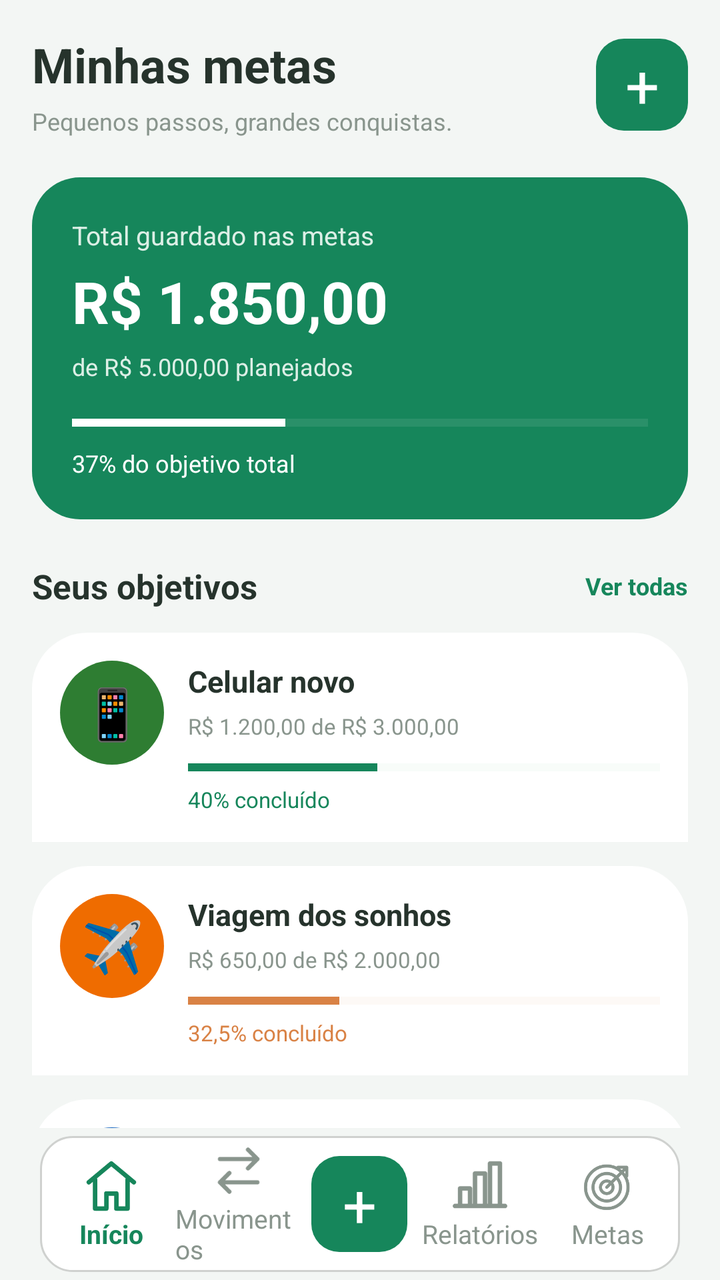
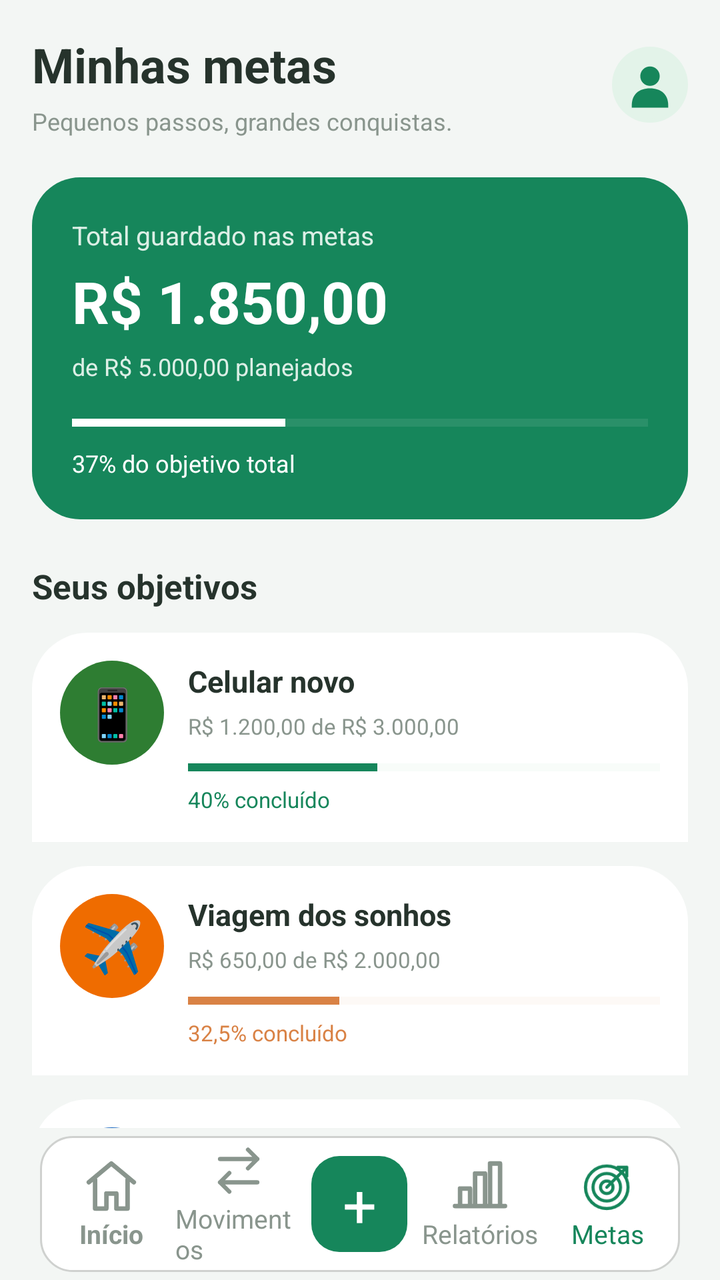

Compare the two renders of this Android layout. The source of the first and the diff that turns it into the second are given below.
<!-- AndroidManifest.xml: application theme Theme.Koin -->
<!-- res/layout/activity_meta.xml -->
<?xml version="1.0" encoding="utf-8"?>
<LinearLayout
    xmlns:android="http://schemas.android.com/apk/res/android"
    android:id="@+id/main"
    android:layout_width="match_parent"
    android:layout_height="match_parent"
    android:orientation="vertical"
    android:background="#F3F6F4"
    android:fitsSystemWindows="true">

    <ScrollView
        android:layout_width="match_parent"
        android:layout_height="0dp"
        android:layout_weight="1"
        android:fillViewport="true"
        android:scrollbars="none">

        <LinearLayout
            android:layout_width="match_parent"
            android:layout_height="wrap_content"
            android:orientation="vertical"
            android:padding="16dp">

            <LinearLayout
                android:layout_width="match_parent"
                android:layout_height="wrap_content"
                android:gravity="center_vertical"
                android:orientation="horizontal">

                <LinearLayout
                    android:layout_width="0dp"
                    android:layout_height="wrap_content"
                    android:layout_weight="1"
                    android:orientation="vertical">

                    <TextView
                        android:layout_width="wrap_content"
                        android:layout_height="wrap_content"
                        android:text="Minhas metas"
                        android:textColor="#26332C"
                        android:textSize="24sp"
                        android:textStyle="bold" />

                    <TextView
                        android:layout_width="wrap_content"
                        android:layout_height="wrap_content"
                        android:layout_marginTop="4dp"
                        android:text="Pequenos passos, grandes conquistas."
                        android:textColor="#89958D"
                        android:textSize="12sp" />

                </LinearLayout>

                <TextView
                    android:id="@+id/btnNovaMeta"
                    android:layout_width="46dp"
                    android:layout_height="46dp"
                    android:background="@drawable/botao_koin"
                    android:gravity="center"
                    android:text="+"
                    android:textColor="#FFFFFF"
                    android:textSize="30sp"
                    android:contentDescription="Criar nova meta" />

            </LinearLayout>

            <LinearLayout
                android:layout_width="match_parent"
                android:layout_height="wrap_content"
                android:layout_marginTop="20dp"
                android:background="@drawable/fundo_saldo"
                android:orientation="vertical"
                android:padding="20dp">

                <TextView
                    android:layout_width="wrap_content"
                    android:layout_height="wrap_content"
                    android:text="Total guardado nas metas"
                    android:textColor="#DCEFE6"
                    android:textSize="13sp" />

                <TextView
                    android:id="@+id/tvTotalGuardado"
                    android:layout_width="match_parent"
                    android:layout_height="wrap_content"
                    android:layout_marginTop="5dp"
                    android:text="R$ 1.850,00"
                    android:textColor="#FFFFFF"
                    android:textSize="29sp"
                    android:textStyle="bold" />

                <TextView
                    android:id="@+id/tvObjetivoTotal"
                    android:layout_width="match_parent"
                    android:layout_height="wrap_content"
                    android:layout_marginTop="5dp"
                    android:text="de R$ 5.000,00 planejados"
                    android:textColor="#DCEFE6"
                    android:textSize="12sp" />

                <ProgressBar
                    android:id="@+id/progressoTotalMetas"
                    style="?android:attr/progressBarStyleHorizontal"
                    android:layout_width="match_parent"
                    android:layout_height="8dp"
                    android:layout_marginTop="16dp"
                    android:max="100"
                    android:progress="37"
                    android:progressTint="#FFFFFF"
                    android:progressBackgroundTint="#55FFFFFF" />

                <TextView
                    android:id="@+id/tvPercentualTotal"
                    android:layout_width="match_parent"
                    android:layout_height="wrap_content"
                    android:layout_marginTop="8dp"
                    android:text="37% do objetivo total"
                    android:textColor="#FFFFFF"
                    android:textSize="12sp" />

            </LinearLayout>

            <LinearLayout
                android:layout_width="match_parent"
                android:layout_height="wrap_content"
                android:layout_marginTop="22dp"
                android:gravity="center_vertical"
                android:orientation="horizontal">

                <TextView
                    android:layout_width="0dp"
                    android:layout_height="wrap_content"
                    android:layout_weight="1"
                    android:text="Seus objetivos"
                    android:textColor="#26332C"
                    android:textSize="17sp"
                    android:textStyle="bold" />

                <TextView
                    android:id="@+id/tvVerTodasMetas"
                    android:layout_width="wrap_content"
                    android:layout_height="wrap_content"
                    android:text="Ver todas"
                    android:textColor="#16865B"
                    android:textSize="12sp"
                    android:textStyle="bold" />

            </LinearLayout>

            <LinearLayout
                android:id="@+id/cardMetaCelular"
                android:layout_width="match_parent"
                android:layout_height="wrap_content"
                android:layout_marginTop="12dp"
                android:background="@drawable/card_koin"
                android:orientation="horizontal"
                android:padding="14dp">

                <TextView
                    android:layout_width="52dp"
                    android:layout_height="52dp"
                    android:background="@drawable/bg_icone_meta_verde"
                    android:gravity="center"
                    android:text="📱"
                    android:textSize="25sp" />

                <LinearLayout
                    android:layout_width="0dp"
                    android:layout_height="wrap_content"
                    android:layout_weight="1"
                    android:layout_marginStart="12dp"
                    android:orientation="vertical">

                    <TextView
                        android:layout_width="match_parent"
                        android:layout_height="wrap_content"
                        android:text="Celular novo"
                        android:textColor="#26332C"
                        android:textSize="15sp"
                        android:textStyle="bold" />

                    <TextView
                        android:id="@+id/tvValorMetaCelular"
                        android:layout_width="match_parent"
                        android:layout_height="wrap_content"
                        android:layout_marginTop="5dp"
                        android:text="R$ 1.200,00 de R$ 3.000,00"
                        android:textColor="#89958D"
                        android:textSize="11sp" />

                    <ProgressBar
                        android:id="@+id/progressoMetaCelular"
                        style="?android:attr/progressBarStyleHorizontal"
                        android:layout_width="match_parent"
                        android:layout_height="7dp"
                        android:layout_marginTop="10dp"
                        android:max="100"
                        android:progress="40"
                        android:progressTint="#16865B"
                        android:progressBackgroundTint="#E3F3E9" />

                    <TextView
                        android:id="@+id/tvPercentualMetaCelular"
                        android:layout_width="match_parent"
                        android:layout_height="wrap_content"
                        android:layout_marginTop="5dp"
                        android:text="40% concluído"
                        android:textColor="#16865B"
                        android:textSize="11sp" />

                </LinearLayout>

            </LinearLayout>

            <LinearLayout
                android:id="@+id/cardMetaViagem"
                android:layout_width="match_parent"
                android:layout_height="wrap_content"
                android:layout_marginTop="12dp"
                android:background="@drawable/card_koin"
                android:orientation="horizontal"
                android:padding="14dp">

                <TextView
                    android:layout_width="52dp"
                    android:layout_height="52dp"
                    android:background="@drawable/bg_icone_meta_laranja"
                    android:gravity="center"
                    android:text="✈️"
                    android:textSize="25sp" />

                <LinearLayout
                    android:layout_width="0dp"
                    android:layout_height="wrap_content"
                    android:layout_weight="1"
                    android:layout_marginStart="12dp"
                    android:orientation="vertical">

                    <TextView
                        android:layout_width="match_parent"
                        android:layout_height="wrap_content"
                        android:text="Viagem dos sonhos"
                        android:textColor="#26332C"
                        android:textSize="15sp"
                        android:textStyle="bold" />

                    <TextView
                        android:id="@+id/tvValorMetaViagem"
                        android:layout_width="match_parent"
                        android:layout_height="wrap_content"
                        android:layout_marginTop="5dp"
                        android:text="R$ 650,00 de R$ 2.000,00"
                        android:textColor="#89958D"
                        android:textSize="11sp" />

                    <ProgressBar
                        android:id="@+id/progressoMetaViagem"
                        style="?android:attr/progressBarStyleHorizontal"
                        android:layout_width="match_parent"
                        android:layout_height="7dp"
                        android:layout_marginTop="10dp"
                        android:max="100"
                        android:progress="32"
                        android:progressTint="#D98245"
                        android:progressBackgroundTint="#F7E8DC" />

                    <TextView
                        android:id="@+id/tvPercentualMetaViagem"
                        android:layout_width="match_parent"
                        android:layout_height="wrap_content"
                        android:layout_marginTop="5dp"
                        android:text="32,5% concluído"
                        android:textColor="#D98245"
                        android:textSize="11sp" />

                </LinearLayout>

            </LinearLayout>

            <LinearLayout
                android:id="@+id/cardMetaReserva"
                android:layout_width="match_parent"
                android:layout_height="wrap_content"
                android:layout_marginTop="12dp"
                android:background="@drawable/card_koin"
                android:orientation="horizontal"
                android:padding="14dp">

                <TextView
                    android:layout_width="52dp"
                    android:layout_height="52dp"
                    android:background="@drawable/bg_icone_meta_azul"
                    android:gravity="center"
                    android:text="🛡️"
                    android:textSize="25sp" />

                <LinearLayout
                    android:layout_width="0dp"
                    android:layout_height="wrap_content"
                    android:layout_weight="1"
                    android:layout_marginStart="12dp"
                    android:orientation="vertical">

                    <TextView
                        android:layout_width="match_parent"
                        android:layout_height="wrap_content"
                        android:text="Reserva de emergência"
                        android:textColor="#26332C"
                        android:textSize="15sp"
                        android:textStyle="bold" />

                    <TextView
                        android:id="@+id/tvValorMetaReserva"
                        android:layout_width="match_parent"
                        android:layout_height="wrap_content"
                        android:layout_marginTop="5dp"
                        android:text="R$ 0,00 de R$ 2.000,00"
                        android:textColor="#89958D"
                        android:textSize="11sp" />

                    <ProgressBar
                        android:id="@+id/progressoMetaReserva"
                        style="?android:attr/progressBarStyleHorizontal"
                        android:layout_width="match_parent"
                        android:layout_height="7dp"
                        android:layout_marginTop="10dp"
                        android:max="100"
                        android:progress="0"
                        android:progressTint="#5575B9"
                        android:progressBackgroundTint="#E8EDF9" />

                    <TextView
                        android:layout_width="match_parent"
                        android:layout_height="wrap_content"
                        android:layout_marginTop="5dp"
                        android:text="Comece a guardar um pouco por mês."
                        android:textColor="#5575B9"
                        android:textSize="10sp" />

                </LinearLayout>

            </LinearLayout>

            <TextView
                android:id="@+id/btnCriarMeta"
                android:layout_width="match_parent"
                android:layout_height="48dp"
                android:layout_marginTop="16dp"
                android:background="@drawable/botao_koin"
                android:gravity="center"
                android:text="+  Criar nova meta"
                android:textColor="#FFFFFF"
                android:textSize="14sp"
                android:textStyle="bold" />

        </LinearLayout>

    </ScrollView>
    <LinearLayout
        android:id="@+id/layoutNavegacao"
        android:layout_width="match_parent"
        android:layout_height="68dp"
        android:layout_marginStart="20dp"
        android:layout_marginEnd="20dp"
        android:layout_marginTop="4dp"
        android:layout_marginBottom="4dp"
        android:background="@drawable/barra_busca"
        android:gravity="center"
        android:orientation="horizontal"
        android:paddingStart="4dp"
        android:paddingEnd="4dp">

        <LinearLayout
            android:id="@+id/navInicio"
            android:layout_width="0dp"
            android:layout_height="match_parent"
            android:layout_weight="1"
            android:gravity="center"
            android:orientation="vertical">

            <ImageView
                android:id="@+id/metas"
                android:layout_width="30dp"
                android:layout_height="30dp"
                android:contentDescription="Metas"
                android:scaleType="fitCenter"
                android:src="@drawable/icone_inicio" />

            <TextView
                android:layout_width="wrap_content"
                android:layout_height="wrap_content"
                android:text="Início"
                android:textColor="#16865B"
                android:textSize="13sp"
                android:textStyle="bold" />

        </LinearLayout>

        <LinearLayout
            android:id="@+id/navMovimentacoes"
            android:layout_width="0dp"
            android:layout_height="match_parent"
            android:layout_weight="1"
            android:gravity="center"
            android:orientation="vertical">

            <ImageView
                android:id="@+id/metas"
                android:layout_width="28dp"
                android:layout_height="30dp"
                android:contentDescription="Metas"
                android:scaleType="fitCenter"
                android:src="@drawable/icone_movimentacao" />

            <TextView
                android:layout_width="wrap_content"
                android:layout_height="wrap_content"
                android:text="Movimentos"
                android:textColor="#89958D"
                android:textSize="13sp" />

        </LinearLayout>

        <FrameLayout
            android:layout_width="0dp"
            android:layout_height="match_parent"
            android:layout_weight="0.9">

            <TextView
                android:id="@+id/btnAdicionarMovimento"
                android:layout_width="48dp"
                android:layout_height="48dp"
                android:layout_gravity="center"
                android:background="@drawable/botao_koin"
                android:gravity="center"
                android:text="+"
                android:textColor="#FFFFFF"
                android:textSize="30sp" />

        </FrameLayout>

        <LinearLayout
            android:id="@+id/navRelatorios"
            android:layout_width="0dp"
            android:layout_height="match_parent"
            android:layout_weight="1"
            android:gravity="center"
            android:orientation="vertical">

            <ImageView
                android:id="@+id/metas"
                android:layout_width="30dp"
                android:layout_height="30dp"
                android:contentDescription="Metas"
                android:scaleType="fitCenter"
                android:src="@drawable/icone_relatorios" />

            <TextView
                android:layout_width="wrap_content"
                android:layout_height="wrap_content"
                android:text="Relatórios"
                android:textColor="#89958D"
                android:textSize="13sp" />

        </LinearLayout>

        <LinearLayout
            android:id="@+id/navMetas"
            android:layout_width="0dp"
            android:layout_height="match_parent"
            android:layout_weight="1"
            android:gravity="center"
            android:orientation="vertical">

            <ImageView
                android:id="@+id/metas"
                android:layout_width="30dp"
                android:layout_height="30dp"
                android:contentDescription="Metas"
                android:scaleType="fitCenter"
                android:src="@drawable/icone_metas" />

            <TextView
                android:layout_width="wrap_content"
                android:layout_height="wrap_content"
                android:text="Metas"
                android:textColor="#89958D"
                android:textSize="13sp" />

        </LinearLayout>

    </LinearLayout>

</LinearLayout>
<!-- resources referenced by this layout -->
<resources>
  <!-- drawable bg_icone_meta_azul (drawable) -->
  <?xml version="1.0" encoding="utf-8"?>
  <shape xmlns:android="http://android.com" android:shape="oval">
      <solid android:color="#1565C0" />
  </shape>
  <!-- drawable bg_icone_meta_laranja (drawable) -->
  <?xml version="1.0" encoding="utf-8"?>
  <shape xmlns:android="http://android.com" android:shape="oval">
      <solid android:color="#EF6C00" />
  </shape>
  <!-- drawable bg_icone_meta_verde (drawable) -->
  <?xml version="1.0" encoding="utf-8"?>
  <shape xmlns:android="http://android.com" android:shape="oval">
      <solid android:color="#2E7D32" />
  </shape>
  <!-- drawable botao_koin (drawable) -->
  <?xml version="1.0" encoding="utf-8"?>
  <shape xmlns:android="http://schemas.android.com/apk/res/android">
      <solid android:color="#16865B" />
      <corners android:radius="14dp" />
  </shape>
  <!-- drawable card_koin (drawable) -->
  <?xml version="1.0" encoding="utf-8"?>
  <shape xmlns:android="http://schemas.android.com/apk/res/android">
      <solid android:color="#FFFFFF" />
      <corners
          android:topLeftRadius="28dp"
          android:topRightRadius="28dp" />
  </shape>
  <!-- drawable fundo_saldo (drawable) -->
  <?xml version="1.0" encoding="utf-8"?>
  <shape xmlns:android="http://schemas.android.com/apk/res/android"
      android:shape="rectangle">
  
      <solid android:color="#16865B" />
  
      <corners android:radius="24dp" />
  
  </shape>
  <!-- drawable icone_inicio (drawable) -->
  <vector xmlns:android="http://schemas.android.com/apk/res/android"
      android:width="24dp"
      android:height="24dp"
      android:viewportWidth="24"
      android:viewportHeight="24">
      <path
          android:fillColor="@android:color/transparent"
          android:strokeColor="#16865B"
          android:strokeWidth="1.8"
          android:strokeLineCap="round"
          android:strokeLineJoin="round"
          android:pathData="M3,10.5 L12,3 L21,10.5 M5.5,9.5 V21 H10 V15 H14 V21 H18.5 V9.5"/>
  </vector>
  <!-- drawable icone_metas (drawable) -->
  <vector xmlns:android="http://schemas.android.com/apk/res/android"
      android:width="48dp"
      android:height="48dp"
      android:viewportWidth="48"
      android:viewportHeight="48">
  
      <path
          android:fillColor="@android:color/transparent"
          android:strokeColor="#89958D"
          android:strokeWidth="2.5"
          android:pathData="M23,25 m-17,0 a17,17 0,1 0,34 0 a17,17 0,1 0,-34 0" />
  
      <path
          android:fillColor="@android:color/transparent"
          android:strokeColor="#89958D"
          android:strokeWidth="2.5"
          android:pathData="M23,25 m-11,0 a11,11 0,1 0,22 0 a11,11 0,1 0,-22 0" />
  
      <path
          android:fillColor="@android:color/transparent"
          android:strokeColor="#89958D"
          android:strokeWidth="2.5"
          android:pathData="M23,25 m-5,0 a5,5 0,1 0,10 0 a5,5 0,1 0,-10 0" />
  
      <path
          android:fillColor="@android:color/transparent"
          android:strokeColor="#89958D"
          android:strokeWidth="2.5"
          android:strokeLineCap="round"
          android:strokeLineJoin="round"
          android:pathData="M23,25 L39,9 M32,9 L39,9 L39,16" />
  
  </vector>
  <style name="Theme.Koin" parent="Base.Theme.Koin" />
  <style name="Base.Theme.Koin" parent="Theme.Material3.DayNight.NoActionBar">
          
          
      </style>
  <!-- unchanged entries left out for length: 3 -->
</resources>

<!-- the commit's change to res/layout/activity_meta.xml (unified diff, before → after) -->
@@ -51,16 +51,16 @@
 
                 </LinearLayout>
 
-                <TextView
-                    android:id="@+id/btnNovaMeta"
-                    android:layout_width="46dp"
-                    android:layout_height="46dp"
-                    android:background="@drawable/botao_koin"
-                    android:gravity="center"
-                    android:text="+"
-                    android:textColor="#FFFFFF"
-                    android:textSize="30sp"
-                    android:contentDescription="Criar nova meta" />
+                <ImageButton
+                    android:id="@+id/ivFotoPerfil"
+                    android:layout_width="38dp"
+                    android:layout_height="38dp"
+                    android:layout_marginStart="5dp"
+                    android:background="@drawable/icone_perfil"
+                    android:contentDescription="Foto do usuário"
+                    android:padding="2dp"
+                    android:scaleType="centerCrop"
+                    android:src="@drawable/icone_perfil" />
 
             </LinearLayout>
 
@@ -134,15 +134,6 @@
                     android:text="Seus objetivos"
                     android:textColor="#26332C"
                     android:textSize="17sp"
-                    android:textStyle="bold" />
-
-                <TextView
-                    android:id="@+id/tvVerTodasMetas"
-                    android:layout_width="wrap_content"
-                    android:layout_height="wrap_content"
-                    android:text="Ver todas"
-                    android:textColor="#16865B"
-                    android:textSize="12sp"
                     android:textStyle="bold" />
 
             </LinearLayout>
@@ -384,13 +375,13 @@
                 android:layout_height="30dp"
                 android:contentDescription="Metas"
                 android:scaleType="fitCenter"
-                android:src="@drawable/icone_inicio" />
+                android:src="@drawable/icone_inicio_desativo" />
 
             <TextView
                 android:layout_width="wrap_content"
                 android:layout_height="wrap_content"
                 android:text="Início"
-                android:textColor="#16865B"
+                android:textColor="#89958D"
                 android:textSize="13sp"
                 android:textStyle="bold" />
 
@@ -478,13 +469,13 @@
                 android:layout_height="30dp"
                 android:contentDescription="Metas"
                 android:scaleType="fitCenter"
-                android:src="@drawable/icone_metas" />
+                android:src="@drawable/icone_meta_ativo" />
 
             <TextView
                 android:layout_width="wrap_content"
                 android:layout_height="wrap_content"
                 android:text="Metas"
-                android:textColor="#89958D"
+                android:textColor="#16865B"
                 android:textSize="13sp" />
 
         </LinearLayout>
<!-- resource entries referenced after the edit -->
@@ -39,7 +39,7 @@
       <corners android:radius="24dp" />
   
   </shape>
-  <!-- drawable icone_inicio (drawable) -->
+  <!-- drawable icone_inicio_desativo (drawable) -->
   <vector xmlns:android="http://schemas.android.com/apk/res/android"
       android:width="24dp"
       android:height="24dp"
@@ -47,13 +47,13 @@
       android:viewportHeight="24">
       <path
           android:fillColor="@android:color/transparent"
-          android:strokeColor="#16865B"
+          android:strokeColor="#89958D"
           android:strokeWidth="1.8"
           android:strokeLineCap="round"
           android:strokeLineJoin="round"
           android:pathData="M3,10.5 L12,3 L21,10.5 M5.5,9.5 V21 H10 V15 H14 V21 H18.5 V9.5"/>
   </vector>
-  <!-- drawable icone_metas (drawable) -->
+  <!-- drawable icone_meta_ativo (drawable) -->
   <vector xmlns:android="http://schemas.android.com/apk/res/android"
       android:width="48dp"
       android:height="48dp"
@@ -62,29 +62,49 @@
   
       <path
           android:fillColor="@android:color/transparent"
-          android:strokeColor="#89958D"
+          android:strokeColor="#16865B"
           android:strokeWidth="2.5"
           android:pathData="M23,25 m-17,0 a17,17 0,1 0,34 0 a17,17 0,1 0,-34 0" />
   
       <path
           android:fillColor="@android:color/transparent"
-          android:strokeColor="#89958D"
+          android:strokeColor="#16865B"
           android:strokeWidth="2.5"
           android:pathData="M23,25 m-11,0 a11,11 0,1 0,22 0 a11,11 0,1 0,-22 0" />
   
       <path
           android:fillColor="@android:color/transparent"
-          android:strokeColor="#89958D"
+          android:strokeColor="#16865B"
           android:strokeWidth="2.5"
           android:pathData="M23,25 m-5,0 a5,5 0,1 0,10 0 a5,5 0,1 0,-10 0" />
   
       <path
           android:fillColor="@android:color/transparent"
-          android:strokeColor="#89958D"
+          android:strokeColor="#16865B"
           android:strokeWidth="2.5"
           android:strokeLineCap="round"
           android:strokeLineJoin="round"
           android:pathData="M23,25 L39,9 M32,9 L39,9 L39,16" />
+  
+  </vector>
+  <!-- drawable icone_perfil (drawable) -->
+  <vector xmlns:android="http://schemas.android.com/apk/res/android"
+      android:width="56dp"
+      android:height="56dp"
+      android:viewportWidth="56"
+      android:viewportHeight="56">
+  
+      <path
+          android:fillColor="#E3F3E9"
+          android:pathData="M28,0 A28,28 0,1 0,28 56 A28,28 0,1 0,28 0" />
+  
+      <path
+          android:fillColor="#16865B"
+          android:pathData="M28,13 A8,8 0,1 0,28 29 A8,8 0,1 0,28 13" />
+  
+      <path
+          android:fillColor="#16865B"
+          android:pathData="M13,45 C13,36 19,31 28,31 C37,31 43,36 43,45 L43,47 L13,47 Z" />
   
   </vector>
   <style name="Theme.Koin" parent="Base.Theme.Koin" />
